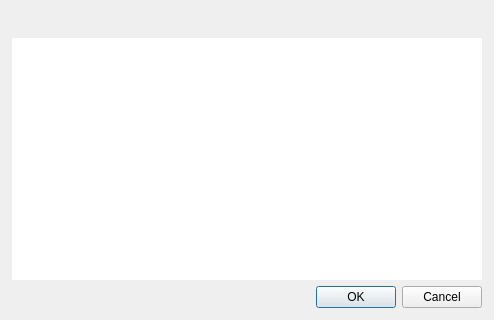
This is felt/ui/create_map.ui in felt/qgis-plugin as Qt 5 draws it before an edit; both pictures show x 0 to 494 and y 229 to 549 of the 494 by 549 pixel window. The edited form follows.
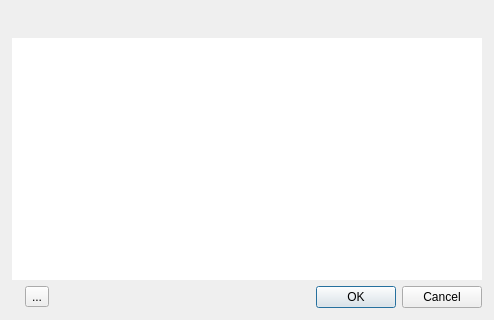
This is the edited form.

Commit message: Move logout to settings button

What changed in the file:
```diff
--- a/felt/ui/create_map.ui
+++ b/felt/ui/create_map.ui
@@ -171,7 +171,7 @@
       </layout>
      </item>
      <item>
-      <layout class="QHBoxLayout" name="horizontalLayout" stretch="0,0">
+      <layout class="QHBoxLayout" name="horizontalLayout" stretch="0,0,0">
        <item>
         <widget class="QLabel" name="footer_label">
          <property name="text">
@@ -185,6 +185,13 @@
          </property>
         </widget>
        </item>
+       <item>
+        <widget class="QToolButton" name="setting_button">
+         <property name="text">
+          <string>...</string>
+         </property>
+        </widget>
+       </item>
        <item>
         <widget class="QDialogButtonBox" name="button_box">
          <property name="standardButtons">
```
The commit also changes 1 other file.
